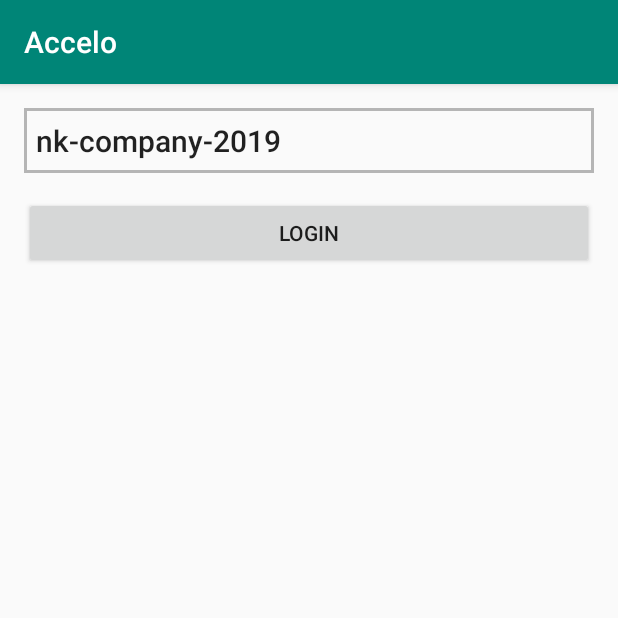
After one commit to YuriPopiv/mobile-test-project, an Android app: the ActivityDeployment screen opened directly, with no data from a screen before it, on a phone screen of 412 x 824 dp, the top half of it. The commit adds this screen. Run offline under Robolectric (Android 15) with nearby library versions, the phone set to English and light mode, and no system bars; our stand-ins replace data binding.

Commit message:
Add AuthActivity
Add UI for deployment name

```diff
--- a/Android/app/build.gradle
+++ b/Android/app/build.gradle
@@ -26,6 +26,11 @@
         release {
             minifyEnabled false
             proguardFiles getDefaultProguardFile('proguard-android-optimize.txt'), 'proguard-rules.pro'
+        }
+        debug {
+            buildConfigField "String", "CLIENT_ID", "\"d30447b72b@nk-company-2019.accelo.com\""
+            buildConfigField "String", "CLIENT_SECRET", "\"qH9q~noBJRegpEtKHjF2S8Czw98OJDYx\""
+
         }
     }
 }
--- a/Android/app/src/main/AndroidManifest.xml
+++ b/Android/app/src/main/AndroidManifest.xml
@@ -17,6 +17,9 @@
                 <category android:name="android.intent.category.LAUNCHER" />
             </intent-filter>
         </activity>
+
+        <activity android:name=".ui.auth.ActivityDeployment"/>
+        <activity android:name=".ui.auth.AuthActivity"/>
     </application>
 
 </manifest>
--- /dev/null
+++ b/Android/app/src/main/java/com/accelo/ui/auth/ActivityDeployment.kt
@@ -0,0 +1,36 @@
+package com.accelo.ui.auth
+
+import android.content.Intent
+import android.os.Bundle
+import androidx.appcompat.app.AppCompatActivity
+import androidx.databinding.DataBindingUtil
+import com.accelo.R
+import com.accelo.databinding.ActivityDeploymentBinding
+import com.accelo.util.AcceloConstants
+
+/**
+ * Created by Yuri Popiv on 11/26/2019.
+ */
+class ActivityDeployment : AppCompatActivity() {
+
+    override fun onCreate(savedInstanceState: Bundle?) {
+        super.onCreate(savedInstanceState)
+
+        val binding: ActivityDeploymentBinding = DataBindingUtil.setContentView(this,
+            R.layout.activity_deployment)
+        binding.login.setOnClickListener {
+
+            openAuthPage(binding.editText.text.toString())
+        }
+    }
+
+    private fun openAuthPage(deploymentName: String){
+
+        val intent = Intent(this, AuthActivity::class.java)
+
+        intent.apply {
+            putExtra(AcceloConstants.DEPLOYMENT_NAME, deploymentName)
+        }
+        startActivity(intent)
+    }
+}
--- /dev/null
+++ b/Android/app/src/main/res/drawable/edittext_background.xml
@@ -0,0 +1,7 @@
+<?xml version="1.0" encoding="utf-8"?>
+<shape xmlns:android="http://schemas.android.com/apk/res/android"
+    android:shape="rectangle">
+
+    <stroke android:color="#FFB5B5B5" android:width="2dp"/>
+
+</shape>
--- /dev/null
+++ b/Android/app/src/main/res/layout/activity_deployment.xml
@@ -0,0 +1,38 @@
+<?xml version="1.0" encoding="utf-8"?>
+<layout
+    xmlns:android="http://schemas.android.com/apk/res/android"
+    xmlns:app="http://schemas.android.com/apk/res-auto">
+    <data>
+
+    </data>
+
+    <androidx.constraintlayout.widget.ConstraintLayout
+        android:layout_width="match_parent"
+        android:layout_height="match_parent">
+
+        <EditText
+            android:id="@+id/editText"
+            android:layout_width="match_parent"
+            android:layout_height="wrap_content"
+            android:hint="@string/deployment"
+            android:textAppearance="@style/TextAppearance.AppCompat.Title"
+            android:layout_margin="@dimen/margin_normal"
+            android:text="nk-company-2019"
+            app:layout_constraintTop_toTopOf="parent"
+            android:background="@drawable/edittext_background"
+            android:padding="@dimen/spacing_normal"/>
+
+        <Button
+            android:id="@+id/login"
+            android:layout_width="match_parent"
+            android:layout_height="wrap_content"
+            android:layout_margin="@dimen/margin_normal"
+            android:text="@string/login"
+            app:layout_constraintEnd_toEndOf="@+id/editText"
+            app:layout_constraintStart_toStartOf="@+id/editText"
+            app:layout_constraintTop_toBottomOf="@+id/editText" />
+
+
+
+    </androidx.constraintlayout.widget.ConstraintLayout>
+</layout>
--- /dev/null
+++ b/Android/app/src/main/res/values/dimens.xml
@@ -0,0 +1,9 @@
+<?xml version="1.0" encoding="utf-8"?>
+<resources>
+    <dimen name="margin_normal">16dp</dimen>
+    <dimen name="margin_small">8dp</dimen>
+    <dimen name="margin_large">32dp</dimen>
+
+    <dimen name="spacing_normal">8dp</dimen>
+    <dimen name="spacing_micro">4dp</dimen>
+</resources>
--- a/Android/app/src/main/res/values/strings.xml
+++ b/Android/app/src/main/res/values/strings.xml
@@ -1,3 +1,5 @@
 <resources>
     <string name="app_name">Accelo</string>
+    <string name="deployment">Deployment</string>
+    <string name="login">Login</string>
 </resources>
```
Also changed, not shown: Android/app/src/main/java/com/accelo/ui/auth/AuthActivity.kt (added, +67 -0 lines), Android/app/src/main/java/com/accelo/util/AcceloConstants.kt (added, +10 -0 lines).
